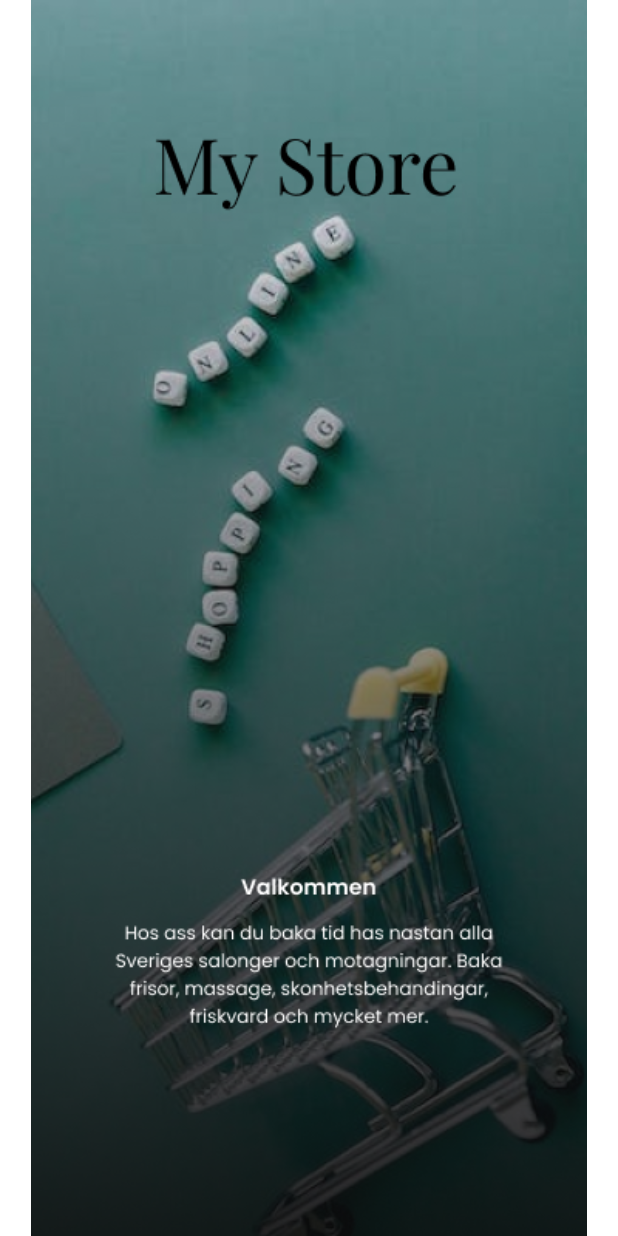
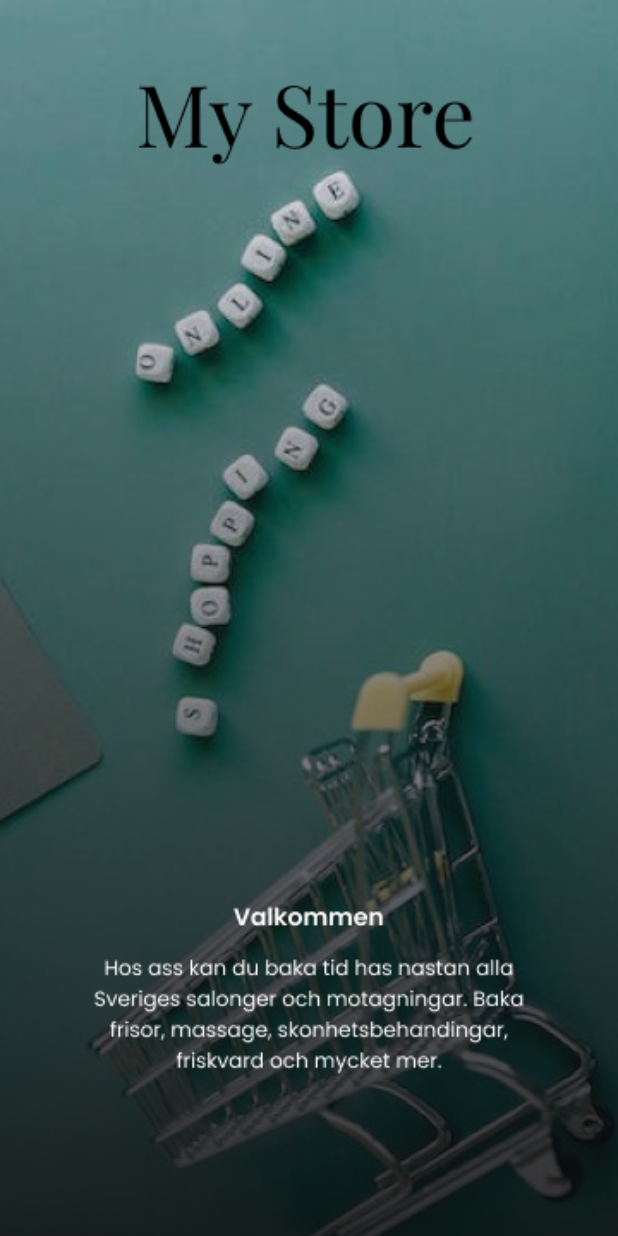
Before and after one commit to itsBinyameen/Test-Task, a Flutter app: the SplashScreen screen opened by its route, on a phone screen of 412 x 824 dp. Run offline on Flutter 3.47's test engine with Material 3 defaults, Android fonts, the light colour scheme and no system bars; our stand-ins replace cached_network_image, flutter_rating_bar, get, google_fonts; network calls fail.

Commit message:
splash change

```diff
--- a/lib/modules/splash/splash_screen.dart
+++ b/lib/modules/splash/splash_screen.dart
@@ -14,7 +14,7 @@ class SplashScreen extends GetView<SplashController> {
         AppAssets.splash,
         height: Get.height,
         width: Get.width,
-        fit: BoxFit.contain,
+        fit: BoxFit.cover,
       ),
 
     );
```
